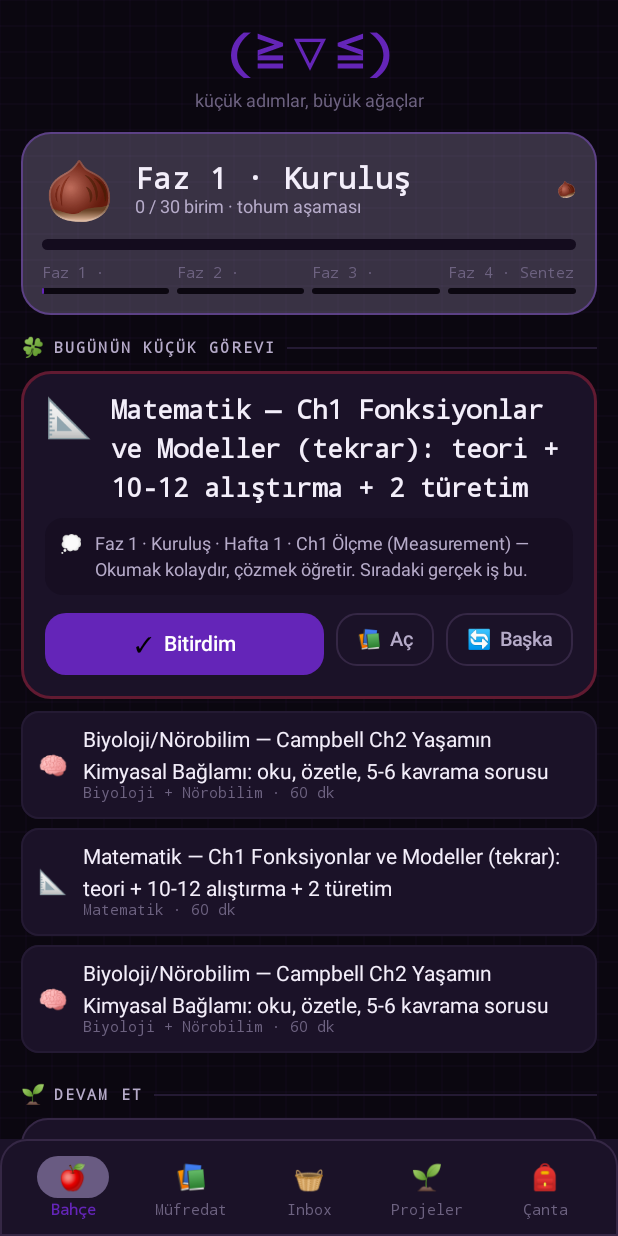
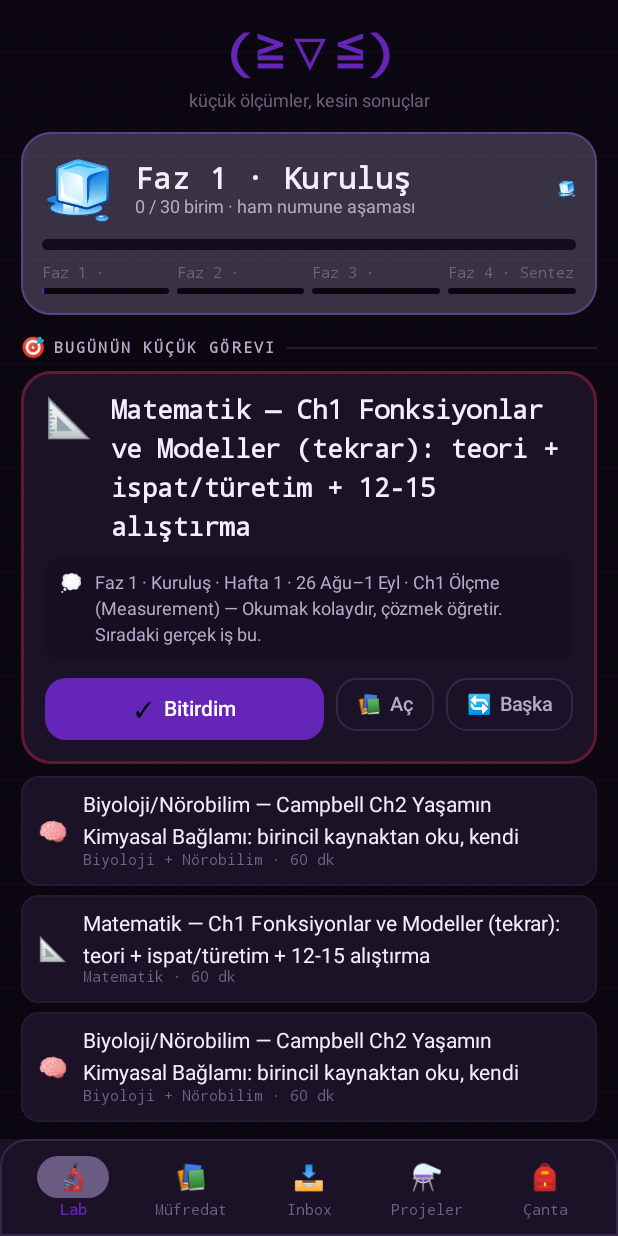
Before and after one commit to berilcakar2010-crypto/kaomoji, an Android app built with Jetpack Compose: the screen it shows after launch (MainActivity), after a tap on an icon or button, on a phone screen of 412 x 824 dp. Run offline under Robolectric (Android 15) with nearby library versions, the phone set to English and light mode, and no system bars; libraries missing offline, so code that uses them is left out: androidx.glance, androidx.glance.appwidget; pictures from the network do not load; 3 other taps on this screen came first.

Commit message:
Bahçe/büyüme metaforunu tamamen laboratuvar temasına çevir, sevimli kaomoji yaratığını kaldır, müfredatı bağımsız çalışmaya göre yeniden düzenle
- GardenScreen: tohum→filiz→fidan→ağaç→meyve büyüme aşamaları
  ham numune→tepkimede→stabilize→analiz→sonuçlandı olarak değişti.
- Tüm bitki/doğa emojileri (🌰🌱🪴🌳🍎🌿🍂🍃🧺🍀) app genelinde laboratuvar
  ikonlarıyla (🧊⚗️🧪🔬💠⚠️📥🎯 vb.) değiştirildi; Fizik/Üretim ders
  emojileri de (⚛️/🛠️) buna göre güncellendi.
- "(≧▽≦)'ye anlat" — konuyu sevimli, anlamayan bir yaratığa anlatma ekranı
  kaldırıldı; yerine boş bir "kayıt terminali/log defteri" konsepti geldi
  (girdi bekleyen/parçalı ayrıştırılan bir terminal, duygusal karakter yok).
- Ana sekme "Bahçe" → "Lab" / "Laboratuvar" oldu, tag satırı "küçük ölçümler,
  kesin sonuçlar" olarak değişti.
- Müfredat üretici (gen_curriculum_v2.py): her birime gerçek takvim haftası
  aralığı eklendi (26 Ağu 2026'dan başlayarak), Fizik/Matematik/Biyoloji görev
  metinleri daha yoğun ve bilgi odaklı hale getirildi (türetim/ispat/ileri
  problem sayıları arttı).
- Okul dersleri artık tek genel "10. Sınıf" yerine kendi ayrı dersleri olarak
  tutuluyor: Okul Matematik, Okul Fizik, Okul Kimya, Okul Biyoloji, Okul
  Edebiyat, Okul Tarih, Okul Coğrafya, Okul Din Kültürü — her biri gerçek MEB
  konu başlıklarıyla, round-robin dönüşümlü, tamamen bağımsız çalışılan
  görevler olarak (harici bir "destek" programına bağlılık yok).
- curriculum.json yeniden üretildi.

Co-Authored-By: Claude Sonnet 5 <noreply@anthropic.com>
Claude-Session: https://claude.ai/code/session_01W1ju8LNKt4PRQ992wZuvoh

```diff
--- a/app/src/main/java/com/beril/kaomoji/data/CurriculumLoader.kt
+++ b/app/src/main/java/com/beril/kaomoji/data/CurriculumLoader.kt
@@ -48,7 +48,7 @@ object CurriculumLoader {
             ProjectDef(
                 id = j.getString("id"),
                 name = j.getString("name"),
-                emoji = j.optString("emoji", "🌱"),
+                emoji = j.optString("emoji", "⚗️"),
                 goal = j.getString("goal"),
                 phaseWork = m,
                 topics = j.optJSONArray("topics").strings(),
--- a/app/src/main/java/com/beril/kaomoji/data/Mission.kt
+++ b/app/src/main/java/com/beril/kaomoji/data/Mission.kt
@@ -26,7 +26,7 @@ object MissionEngine {
         val unit = store.currentUnit ?: return Mission(
             "Müfredat tamamlandı",
             "Dört ay bitti. Envanterini çıkar ve sıradaki planı yaz.",
-            "🌳", "produce"
+            "💠", "produce"
         )
         val phase = c.phaseOf(unit.id)
 
@@ -71,7 +71,7 @@ object MissionEngine {
             candidates += 88 to Mission(
                 "Hata Defteri'nden ${openMistakes.size} soruyu yeniden çöz",
                 "Hatalar birikti. En yüksek getirili tek iş, çözülmemiş hataları tekrar çözmek — yeni konu okumaktan daha değerli.",
-                "🍂", "review", mistakeId = m.id
+                "⚠️", "review", mistakeId = m.id
             )
         }
         val patterns = store.mistakePatterns()
@@ -121,7 +121,7 @@ object MissionEngine {
             candidates += base to Mission(
                 nextTask.text,
                 why,
-                sd?.emoji ?: kd?.emoji ?: "🌱",
+                sd?.emoji ?: kd?.emoji ?: "⚗️",
                 nextTask.kind,
                 taskId = nextTask.id,
                 unitId = unit.id
@@ -150,7 +150,7 @@ object MissionEngine {
             candidates += 48 to Mission(
                 "Brain Inbox'ta $openInbox not birikti — ayıkla",
                 "Yakalamak kolay, ayıklamak gerekli. Beş dakika ayır, gerçekten yapılacakları işaretle.",
-                "🧺", "review"
+                "📥", "review"
             )
         }
 
@@ -169,7 +169,7 @@ object MissionEngine {
         return best ?: Mission(
             "Bir sonraki birime geç: ${unit.title}",
             unit.kicker,
-            "🌿", "study", unitId = unit.id
+            "🧪", "study", unitId = unit.id
         )
     }
 
@@ -184,7 +184,7 @@ object MissionEngine {
         }.take(3).forEach { t ->
             out += Mission(
                 t.text, "${c.subject(t.subject)?.name ?: ""} · ${t.minutes} dk",
-                c.subject(t.subject)?.emoji ?: "🌱", t.kind, taskId = t.id, unitId = unit.id
+                c.subject(t.subject)?.emoji ?: "⚗️", t.kind, taskId = t.id, unitId = unit.id
             )
         }
 
--- a/app/src/main/java/com/beril/kaomoji/data/Store.kt
+++ b/app/src/main/java/com/beril/kaomoji/data/Store.kt
@@ -85,7 +85,7 @@ class Store(private val ctx: Context) {
 
     val totalDone: Int get() = curriculum.allUnits.sumOf { u -> u.tasks.count { done[it.id] == true } }
 
-    /** Garden growth stage 0..4 based on units completed. */
+    /** Lab experiment stage 0..4 based on units completed. */
     val growthStage: Int
         get() {
             val ratio = currentUnitIndex.toFloat() / curriculum.allUnits.size.coerceAtLeast(1)
--- a/app/src/main/java/com/beril/kaomoji/ui/FlashcardsScreen.kt
+++ b/app/src/main/java/com/beril/kaomoji/ui/FlashcardsScreen.kt
@@ -127,7 +127,7 @@ fun FlashcardsScreen(store: Store, vault: FileVault, onBack: () -> Unit) {
                     Spacer(Modifier.height(6.dp))
                 }
                 Btn(
-                    if (generating) "Üretiliyor…" else "🍀 8 kart üret",
+                    if (generating) "Üretiliyor…" else "🃏 8 kart üret",
                     {
                         val u = unit
                         val key = ApiKeyStore.get(ctx)
@@ -225,7 +225,7 @@ fun FlashcardsScreen(store: Store, vault: FileVault, onBack: () -> Unit) {
             ) {
                 Row(verticalAlignment = Alignment.CenterVertically) {
                     Text(
-                        c.subject(f.subject)?.emoji ?: "🌱",
+                        c.subject(f.subject)?.emoji ?: "⚗️",
                         style = TextStyle(fontSize = 14.sp)
                     )
                     Spacer(Modifier.width(6.dp))
--- a/app/src/main/java/com/beril/kaomoji/ui/GardenScreen.kt
+++ b/app/src/main/java/com/beril/kaomoji/ui/GardenScreen.kt
@@ -23,11 +23,11 @@ import com.beril.kaomoji.audio.fmtDuration
 import com.beril.kaomoji.data.*
 
 private val stages = listOf(
-    "🌰" to "tohum",
-    "🌱" to "filiz",
-    "🪴" to "fidan",
-    "🌳" to "ağaç",
-    "🍎" to "meyve"
+    "🧊" to "ham numune",
+    "⚗️" to "tepkimede",
+    "🧪" to "stabilize",
+    "🔬" to "analiz",
+    "💠" to "sonuçlandı"
 )
 
 @Composable
@@ -69,7 +69,7 @@ fun GardenScreen(
                 )
                 Spacer(Modifier.height(3.dp))
                 Text(
-                    "küçük adımlar, büyük ağaçlar",
+                    "küçük ölçümler, kesin sonuçlar",
                     style = Small.copy(color = J.inkFaint)
                 )
             }
@@ -80,7 +80,7 @@ fun GardenScreen(
 
         // ── TODAY'S TINY MISSION ──
         item {
-            SectionLabel("bugünün küçük görevi", "🍀")
+            SectionLabel("bugünün küçük görevi", "🎯")
             Spacer(Modifier.height(8.dp))
             MissionCard(
                 mission = mission,
@@ -140,7 +140,7 @@ fun GardenScreen(
         // ── continue ──
         if (unit != null) {
             item {
-                SectionLabel("devam et", "🌱")
+                SectionLabel("devam et", "⚗️")
                 Spacer(Modifier.height(8.dp))
                 ContinueCard(store, unit, phase) { onOpenUnit(unit.id) }
             }
@@ -155,11 +155,11 @@ fun GardenScreen(
                 )
                 Btn(
                     "Yakala", { onGo(Screen.Inbox) },
-                    Modifier.weight(1f), J.bark, emoji = "🧺"
+                    Modifier.weight(1f), J.bark, emoji = "📥"
                 )
                 Btn(
                     "Hata", { onGo(Screen.Mistakes) },
-                    Modifier.weight(1f), J.butter, Color(0xFF1A0E05), emoji = "🍂"
+                    Modifier.weight(1f), J.butter, Color(0xFF1A0E05), emoji = "⚠️"
                 )
             }
         }
@@ -173,7 +173,7 @@ fun GardenScreen(
                 StatTile("${store.problemsSolved}", "problem", "✏️", J.cherry)
                 StatTile("${store.recordings.size}", "anlatım", "🎙️", J.lilac)
                 StatTile(
-                    "${store.mistakes.count { !it.resolved }}", "açık hata", "🍂", J.butter
+                    "${store.mistakes.count { !it.resolved }}", "açık hata", "⚠️", J.butter
                 )
             }
         }
@@ -222,7 +222,7 @@ fun GardenScreen(
 
         // ── active projects ──
         item {
-            SectionLabel("aktif projeler", "🌿")
+            SectionLabel("aktif projeler", "🧪")
             Spacer(Modifier.height(8.dp))
             LazyRow(horizontalArrangement = Arrangement.spacedBy(9.dp)) {
                 items(c.projects) { p ->
@@ -254,7 +254,7 @@ fun GardenScreen(
         // ── inbox peek ──
         item {
             val open = store.inbox.filter { !it.done }
-            SectionLabel("brain inbox", "🧺")
+            SectionLabel("brain inbox", "📥")
             Spacer(Modifier.height(8.dp))
             Card(Modifier.clickable { onGo(Screen.Inbox) }, border = J.bark.copy(alpha = 0.3f)) {
                 if (open.isEmpty()) {
@@ -312,7 +312,7 @@ private fun GardenStrip(store: Store) {
             Text(emoji, style = TextStyle(fontSize = 40.sp))
             Spacer(Modifier.width(12.dp))
             Column(Modifier.weight(1f)) {
-                Text(store.currentPhase?.name ?: "Bahçe", style = TitleL)
+                Text(store.currentPhase?.name ?: "Laboratuvar", style = TitleL)
                 Text(
                     "$doneUnits / $total birim · $name aşaması",
                     style = Small
--- a/app/src/main/java/com/beril/kaomoji/ui/Root.kt
+++ b/app/src/main/java/com/beril/kaomoji/ui/Root.kt
@@ -43,10 +43,10 @@ sealed class Screen {
 private data class Tab(val emoji: String, val label: String, val screen: Screen)
 
 private val tabs = listOf(
-    Tab("🍎", "Bahçe", Screen.Garden),
+    Tab("🔬", "Lab", Screen.Garden),
     Tab("📚", "Müfredat", Screen.Curriculum),
-    Tab("🧺", "Inbox", Screen.Inbox),
-    Tab("🌱", "Projeler", Screen.Projects),
+    Tab("📥", "Inbox", Screen.Inbox),
+    Tab("⚗️", "Projeler", Screen.Projects),
     Tab("🎒", "Çanta", Screen.Bag)
 )
 
@@ -282,7 +282,7 @@ private fun SidePane(store: Store, onRecord: (RecordRequest) -> Unit) {
     val unit = store.currentUnit
 
     Column(Modifier.fillMaxSize().padding(14.dp)) {
-        SectionLabel("bugünün küçük görevi", "🍀")
+        SectionLabel("bugünün küçük görevi", "🎯")
         Spacer(Modifier.height(9.dp))
         Column(
             Modifier
@@ -307,7 +307,7 @@ private fun SidePane(store: Store, onRecord: (RecordRequest) -> Unit) {
 
         Spacer(Modifier.height(16.dp))
         if (unit != null) {
-            SectionLabel("şu anki birim", "🌱")
+            SectionLabel("şu anki birim", "⚗️")
             Spacer(Modifier.height(8.dp))
             Text(unit.title, style = TitleM)
             Spacer(Modifier.height(7.dp))
@@ -370,19 +370,19 @@ private fun CoverIntent(
                 .border(1.dp, J.cherry.copy(alpha = 0.3f), RoundedCornerShape(15.dp))
                 .padding(11.dp)
         ) {
-            Text("🍀 BUGÜNÜN GÖREVİ", style = Tiny.copy(color = J.cherry, fontWeight = FontWeight.Bold))
+            Text("🎯 BUGÜNÜN GÖREVİ", style = Tiny.copy(color = J.cherry, fontWeight = FontWeight.Bold))
             Spacer(Modifier.height(5.dp))
             Text(mission.title, style = Body, maxLines = 4)
         }
 
         Spacer(Modifier.height(14.dp))
-        Btn("Devam et", onContinue, Modifier.fillMaxWidth(), J.forest, emoji = "🌱")
+        Btn("Devam et", onContinue, Modifier.fillMaxWidth(), J.forest, emoji = "⚗️")
         Spacer(Modifier.height(7.dp))
         Btn("Anlat", onRecord, Modifier.fillMaxWidth(), J.cherry, emoji = "🎙️")
         Spacer(Modifier.height(7.dp))
         Row(horizontalArrangement = Arrangement.spacedBy(7.dp)) {
-            GhostBtn("Yakala", onCapture, Modifier.weight(1f), "🧺")
-            GhostBtn("Bahçe", onStudy, Modifier.weight(1f), "🍎")
+            GhostBtn("Yakala", onCapture, Modifier.weight(1f), "📥")
+            GhostBtn("Lab", onStudy, Modifier.weight(1f), "🔬")
         }
 
         unit?.let {
```
Also changed, not shown: app/src/main/java/com/beril/kaomoji/ui/AudioScreens.kt (+11 -4 lines), app/src/main/java/com/beril/kaomoji/ui/CurriculumScreen.kt (+6 -6 lines), app/src/main/java/com/beril/kaomoji/ui/OtherScreens.kt (+27 -27 lines), app/src/main/assets/curriculum.json, 2 other files.
